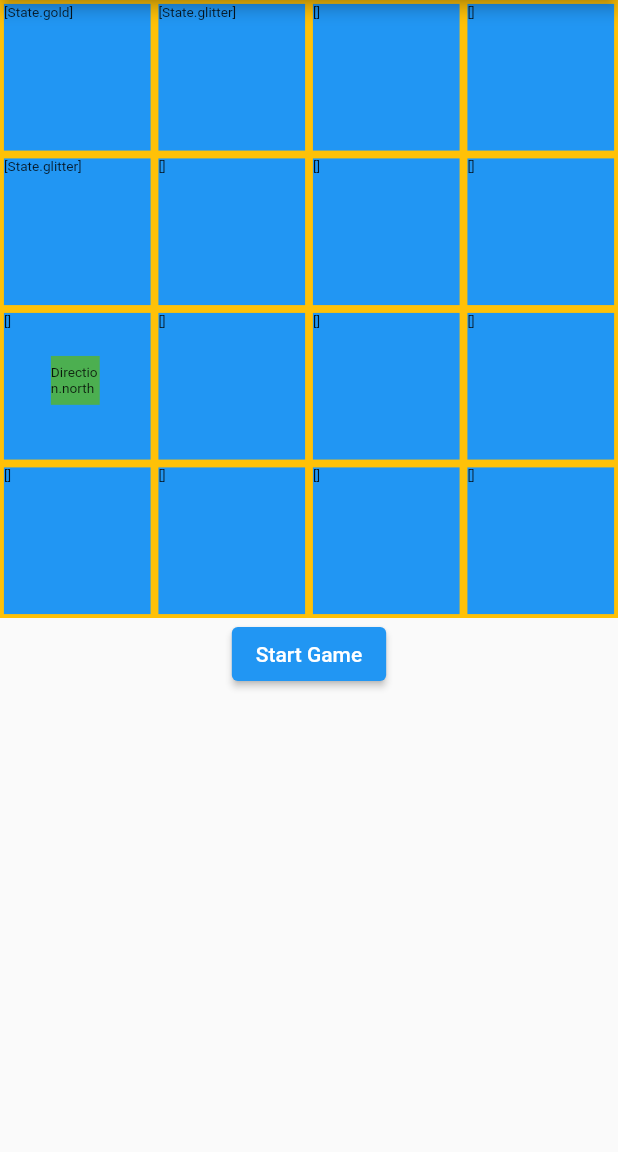
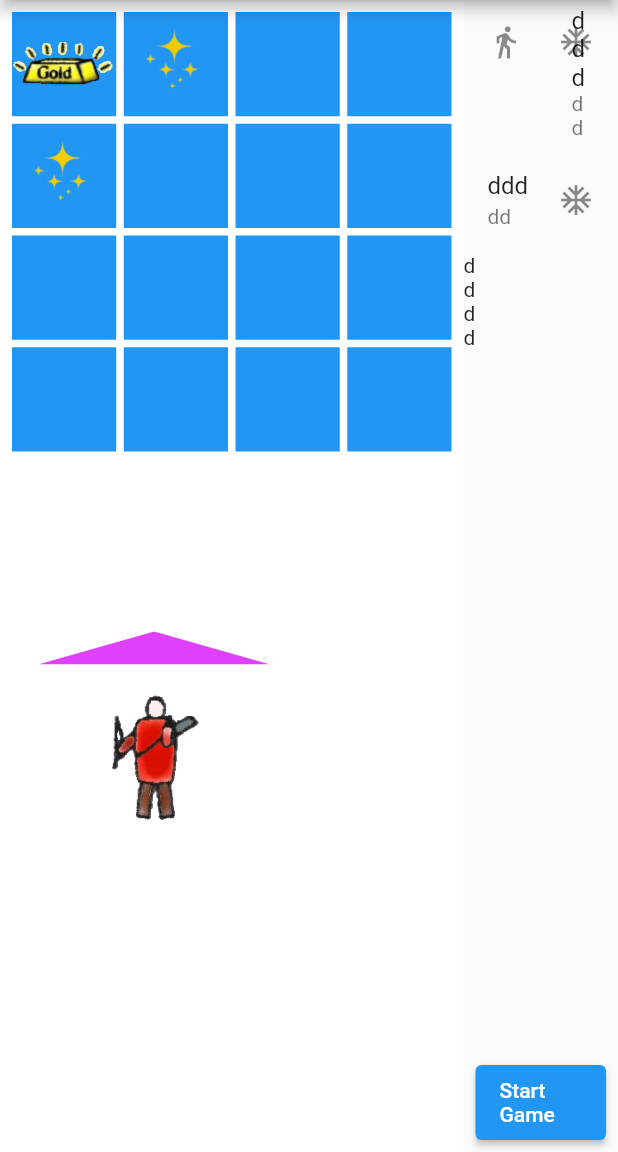
Before and after one commit to hanmango-o/wumpus_world, a Flutter app: the screen it shows after launch, after a tap on "Start Game", on a phone screen of 412 x 824 dp, the part 84-1236 px from its top. Run offline on Flutter 3.47's test engine with Material 2 defaults, Android fonts, the phone set to English and light mode, and no system bars; missing offline and left inert: desktop_window.

Commit message:
add : add ui

```diff
--- a/lib/controller/controller.dart
+++ b/lib/controller/controller.dart
@@ -8,11 +8,13 @@ abstract class Controller {
   StreamController<Board> mapStream = StreamController();
   StreamController<List<Agent>> historyStream = StreamController();
 
-  final Agent agent = Agent();
-  final Board map = Board();
+  late Agent agent;
+  late Board map;
   List<Agent> history = [];
 
   Controller() {
+    agent = Agent();
+    map = Board();
     agentStream.add(agent);
     // dirStream.add(agent.dir);
     mapStream.add(map);
--- /dev/null
+++ b/lib/core/data/assets.dart
@@ -0,0 +1,11 @@
+class Images {
+  static String _route = 'lib/assets/';
+  static String AGENT = '${_route}agent.gif';
+  static String ARROW = '${_route}arrow.png';
+  static String BREEZE = '${_route}breeze.png';
+  static String GLITTER = '${_route}glitter.png';
+  static String GOLD = '${_route}gold.gif';
+  static String PITCH = '${_route}pitch.gif';
+  static String STENCH = '${_route}stench.png';
+  static String WUMPUS = '${_route}wumpus.gif';
+}
--- /dev/null
+++ b/lib/view/widgets/agent_element.dart
@@ -0,0 +1,104 @@
+import 'package:flutter/material.dart';
+import 'package:wumpus_world/core/data/assets.dart';
+import 'package:wumpus_world/core/data/enums.dart';
+import 'package:wumpus_world/view/widgets/arrow_element.dart';
+
+import '../../model/agent.dart';
+
+class AgentElement extends StatelessWidget {
+  Agent agent;
+
+  AgentElement({super.key, required this.agent});
+
+  @override
+  Widget build(BuildContext context) {
+    return Container(
+      // color: Colors.green,
+      child: LayoutBuilder(builder: (context, constraints) {
+        return Center(
+          child: Column(
+            mainAxisAlignment: MainAxisAlignment.center,
+            children: [
+              Flexible(
+                flex: 2,
+                child: Visibility(
+                  visible: agent.dir == Direction.north,
+                  child: Container(
+                    width: constraints.maxWidth,
+                    child: CustomPaint(
+                      size: Size(
+                        constraints.maxWidth,
+                        constraints.maxHeight,
+                      ),
+                      painter: ArrowNorthShape(),
+                    ),
+                  ),
+                ),
+              ),
+              Flexible(
+                flex: 10,
+                child: Row(
+                  mainAxisAlignment: MainAxisAlignment.center,
+                  children: [
+                    Flexible(
+                      flex: 2,
+                      child: Visibility(
+                        visible: agent.dir == Direction.west,
+                        child: Container(
+                          height: constraints.maxHeight,
+                          child: CustomPaint(
+                            size: Size(
+                              constraints.maxWidth,
+                              constraints.maxHeight,
+                            ),
+                            painter: ArrowWestShape(),
+                          ),
+                        ),
+                      ),
+                    ),
+                    Image.asset(
+                      Images.AGENT,
+                      height: constraints.maxHeight,
+                    ),
+                    Flexible(
+                      flex: 2,
+                      child: Visibility(
+                        visible: agent.dir == Direction.east,
+                        child: Container(
+                          height: constraints.maxHeight,
+                          child: CustomPaint(
+                            size: Size(
+                              constraints.maxWidth,
+                              constraints.maxHeight,
+                            ),
+                            painter: ArrowEastShape(),
+                          ),
+                        ),
+                      ),
+                    ),
+                  ],
+                ),
+              ),
+              Flexible(
+                flex: 2,
+                child: Visibility(
+                  visible: agent.dir == Direction.south,
+                  child: Container(
+                    height: constraints.maxHeight,
+                    child: CustomPaint(
+                      size: Size(
+                        constraints.maxWidth,
+                        constraints.maxHeight,
+                      ),
+                      painter: ArrowSouthShape(),
+                    ),
+                  ),
+                ),
+              ),
+            ],
+          ),
+        );
+      }),
+    );
+  }
+}
--- /dev/null
+++ b/lib/view/widgets/arrow_element.dart
@@ -0,0 +1,109 @@
+import 'package:flutter/material.dart';
+
+class ArrowEastShape extends CustomPainter {
+  late Paint painter;
+
+  ArrowEastShape() {
+    painter = Paint()
+      ..color = Colors.purpleAccent
+      ..style = PaintingStyle.fill;
+  }
+
+  @override
+  void paint(Canvas canvas, Size size) {
+    var path = Path();
+
+    path.moveTo(0, 0);
+    path.lineTo(0, size.height);
+    path.lineTo(size.width, size.height / 2);
+    path.close();
+
+    canvas.drawPath(path, painter);
+  }
+
+  @override
+  bool shouldRepaint(CustomPainter oldDelegate) {
+    return false;
+  }
+}
+
+class ArrowWestShape extends CustomPainter {
+  late Paint painter;
+
+  ArrowWestShape() {
+    painter = Paint()
+      ..color = Colors.purpleAccent
+      ..style = PaintingStyle.fill;
+  }
+
+  @override
+  void paint(Canvas canvas, Size size) {
+    var path = Path();
+
+    path.moveTo(size.width, 0);
+    path.lineTo(size.width, size.height);
+    path.lineTo(0, size.height / 2);
+    path.close();
+
+    canvas.drawPath(path, painter);
+  }
+
+  @override
+  bool shouldRepaint(CustomPainter oldDelegate) {
+    return false;
+  }
+}
+
+class ArrowNorthShape extends CustomPainter {
+  late Paint painter;
+
+  ArrowNorthShape() {
+    painter = Paint()
+      ..color = Colors.purpleAccent
+      ..style = PaintingStyle.fill;
+  }
+
+  @override
+  void paint(Canvas canvas, Size size) {
+    var path = Path();
+
+    path.moveTo(0, size.height);
+    path.lineTo(size.width, size.height);
+    path.lineTo(size.width / 2, 0);
+    path.close();
+
+    canvas.drawPath(path, painter);
+  }
+
+  @override
+  bool shouldRepaint(CustomPainter oldDelegate) {
+    return false;
+  }
+}
+
+class ArrowSouthShape extends CustomPainter {
+  late Paint painter;
+
+  ArrowSouthShape() {
+    painter = Paint()
+      ..color = Colors.purpleAccent
+      ..style = PaintingStyle.fill;
+  }
+
+  @override
+  void paint(Canvas canvas, Size size) {
+    var path = Path();
+
+    path.moveTo(0, 0);
+    path.lineTo(size.width, 0);
+    path.lineTo(size.width / 2, size.height);
+    path.close();
+
+    canvas.drawPath(path, painter);
+  }
+
+  @override
+  bool shouldRepaint(CustomPainter oldDelegate) {
+    return false;
+  }
+}
--- /dev/null
+++ b/lib/view/widgets/tile_element.dart
@@ -0,0 +1,49 @@
+import 'package:flutter/material.dart';
+import 'package:wumpus_world/core/data/enums.dart' as E;
+import 'package:wumpus_world/core/data/assets.dart';
+
+import '../../model/board.dart';
+
+class TileElement extends StatefulWidget {
+  Tile tile;
+
+  TileElement({
+    super.key,
+    required this.tile,
+  });
+
+  @override
+  State<TileElement> createState() => _TileElementState();
+}
+
+class _TileElementState extends State<TileElement> {
+  @override
+  Widget build(BuildContext context) {
+    return Container(
+      color: Colors.blue,
+      child: Column(
+        mainAxisAlignment: MainAxisAlignment.center,
+        children: widget.tile.state.toSet().map(
+          (E.State tile) {
+            switch (tile) {
+              case E.State.wumpus:
+                return Flexible(child: Image.asset(Images.WUMPUS));
+              case E.State.pitch:
+                return Flexible(child: Image.asset(Images.PITCH));
+              case E.State.glitter:
+                return Flexible(child: Image.asset(Images.GLITTER));
+              case E.State.gold:
+                return Flexible(child: Image.asset(Images.GOLD));
+              case E.State.stench:
+                return Flexible(child: Image.asset(Images.STENCH));
+              case E.State.breeze:
+                return Flexible(child: Image.asset(Images.BREEZE));
+              default:
+                return const SizedBox();
+            }
+          },
+        ).toList(),
+      ),
+    );
+  }
+}
--- a/lib/view/wumpus_world.dart
+++ b/lib/view/wumpus_world.dart
@@ -1,7 +1,9 @@
-
+import 'package:flutter/cupertino.dart';
 import 'package:flutter/material.dart';
 import 'package:wumpus_world/controller/controller.dart';
 import 'package:wumpus_world/model/board.dart';
+import 'package:wumpus_world/view/widgets/agent_element.dart';
+import 'package:wumpus_world/view/widgets/tile_element.dart';
 
 import '../model/agent.dart';
 
@@ -27,18 +29,23 @@ class _WumpusWorldState extends State<WumpusWorld> {
     return Scaffold(
       appBar: AppBar(
         title: const Text('Wumpus World'),
+        centerTitle: false,
       ),
-      body: SingleChildScrollView(
-        child: Column(
-          children: [
-            Row(
-              mainAxisAlignment: MainAxisAlignment.spaceAround,
+      body: Row(
         children: [
           Flexible(
             flex: 3,
-                  child: FittedBox(
             child: Container(
-                      color: Colors.amber,
+              height: double.infinity,
+              color: Color.fromARGB(255, 255, 255, 255),
+              child: LayoutBuilder(
+                builder: (context, constraints) {
+                  return Center(
+                    child: Padding(
+                      padding: const EdgeInsets.all(8.0),
+                      child: Container(
+                        height: constraints.maxHeight,
+                        width: constraints.maxHeight,
                         child: Stack(
                           children: [
                             StreamBuilder<Board>(
@@ -46,13 +53,17 @@ class _WumpusWorldState extends State<WumpusWorld> {
                               initialData: controller.map,
                               builder: (context, snapshot) {
                                 // print(snapshot.data!.tiles);
-                              return Column(
-                                children: [
-                                  _renderTile(snapshot.data!.tiles[0]),
-                                  _renderTile(snapshot.data!.tiles[1]),
-                                  _renderTile(snapshot.data!.tiles[2]),
-                                  _renderTile(snapshot.data!.tiles[3]),
-                                ],
+                                return GridView.count(
+                                  physics: NeverScrollableScrollPhysics(),
+                                  crossAxisCount: 4,
+                                  mainAxisSpacing: 5,
+                                  crossAxisSpacing: 5,
+                                  children: snapshot.data!.tiles
+                                      .expand((List<Tile> row) => row)
+                                      .toList()
+                                      .map((tile) {
+                                    return TileElement(tile: tile);
+                                  }).toList(),
                                 );
                               },
                             ),
@@ -61,21 +72,24 @@ class _WumpusWorldState extends State<WumpusWorld> {
                               initialData: controller.agent,
                               builder: (context, snapshot) {
                                 return AnimatedPositioned(
-                                width: 50,
-                                height: 50,
-                                left: 52 + 52.0 * snapshot.data!.pos.y * 3,
-                                top: 52 + 52.0 * snapshot.data!.pos.x * 3,
+                                  width: constraints.maxHeight / 5,
+                                  height: constraints.maxHeight / 5,
+                                  left: (constraints.maxHeight - 10) /
+                                          4 *
+                                          snapshot.data!.pos.y +
+                                      (constraints.maxHeight - 10) / 8 -
+                                      constraints.maxHeight / 10 +
+                                      5 * snapshot.data!.pos.y,
+                                  top: (constraints.maxHeight - 10) /
+                                          4 *
+                                          snapshot.data!.pos.x +
+                                      (constraints.maxHeight - 10) / 8 -
+                                      constraints.maxHeight / 10 +
+                                      2.5 * snapshot.data!.pos.x,
 
                                   duration: const Duration(microseconds: 300),
                                   // curve: Curves.fastOutSlowIn,
-                                child: ColoredBox(
-                                  color: Colors.green,
-                                  child: Center(
-                                    child: Text(
-                                      snapshot.data!.dir.toString(),
-                                    ),
-                                  ),
-                                ),
+                                  child: AgentElement(agent: snapshot.data!),
                                 );
                               },
                             ),
@@ -83,38 +97,60 @@ class _WumpusWorldState extends State<WumpusWorld> {
                         ),
                       ),
                     ),
+                  );
+                },
               ),
-                // Flexible(
-                //   flex: 1,
-                //   child: Container(
-                //     // color: Colors.amber,
-                //     height: 640,
-                //     child: StreamBuilder(
-                //       initialData: controller.agent,
-                //       stream: controller.agentStream.stream,
-                //       builder: (context, snapshot) {
-                //         history.add(snapshot.data!);
-                //         print(history.toString());
-                //         return ListView(
-                //           children: history
-                //               .map((agent) => Text(agent.toString()))
-                //               .toList(),
-                //         );
-                //       },
-                //     ),
-                //   ),
-                // ),
+            ),
+          ),
+          Flexible(
+            flex: 1,
+            child: Container(
+              height: double.infinity,
+              // color: Colors.black,
+              child: LayoutBuilder(builder: (context, constraints) {
+                return Column(
+                  children: [
+                    Expanded(
+                      child: ListView(
+                        children: [
+                          ListTile(
+                            title: Text('ddd'),
+                            subtitle: Text('dd'),
+                            leading: Icon(Icons.directions_walk),
+                            trailing: Icon(Icons.ac_unit),
+                          ),
+                          ListTile(
+                            title: Text('ddd'),
+                            subtitle: Text('dd'),
+                            // leading: Icon(CupertinoIcons.arrow),
+                            trailing: Icon(Icons.ac_unit),
+                          ),
+                          Text('d'),
+                          Text('d'),
+                          Text('d'),
+                          Text('d'),
                         ],
                       ),
-            ElevatedButton(
+                    ),
+                    Padding(
+                      padding: const EdgeInsets.all(8.0),
+                      child: ElevatedButton(
+                        style: ElevatedButton.styleFrom(
+                          fixedSize: Size(constraints.maxWidth, 50),
+                        ),
                         onPressed: () async {
                           await controller.startGame();
                           _showDialog();
                         },
-              child: const Text('Start Game'),
+                        child: Text('Start Game'),
+                      ),
                     ),
                   ],
+                );
+              }),
             ),
+          ),
+        ],
       ),
     );
   }
@@ -138,10 +174,7 @@ class _WumpusWorldState extends State<WumpusWorld> {
             TextButton(
               child: const Text('Approve'),
               onPressed: () {
-                setState(() {
-                  controller = GameController();
-                });
-                Navigator.of(context).pop();
+                Navigator.of(context).pop(true);
               },
             ),
           ],
@@ -149,20 +182,4 @@ class _WumpusWorldState extends State<WumpusWorld> {
       },
     );
   }
-
-  Widget _renderTile(List<Tile> list) {
-    return Row(
-      children: list
-          .map(
-            (tile) => Container(
-              margin: const EdgeInsets.all(4.0),
-              height: 150,
-              width: 150,
-              color: Colors.blue,
-              child: Text(tile.state.toString()),
-            ),
-          )
-          .toList(),
-    );
 }
-}
--- a/pubspec.yaml
+++ b/pubspec.yaml
@@ -60,9 +60,8 @@ flutter:
   uses-material-design: true
 
   # To add assets to your application, add an assets section, like this:
-  # assets:
-  #   - images/a_dot_burr.jpeg
-  #   - images/a_dot_ham.jpeg
+  assets:
+    - lib/assets/
 
   # An image asset can refer to one or more resolution-specific "variants", see
   # https://flutter.dev/assets-and-images/#resolution-aware
```
Also changed, not shown: lib/assets/agent.gif (added), lib/assets/arrow.png (added), lib/assets/breeze.png (added), lib/assets/glitter.png (added), lib/assets/gold.gif (added), lib/assets/pitch.gif (added), lib/assets/stench.png (added), lib/assets/wumpus.gif (added). Lines whose indentation alone changed are shown as unchanged.
